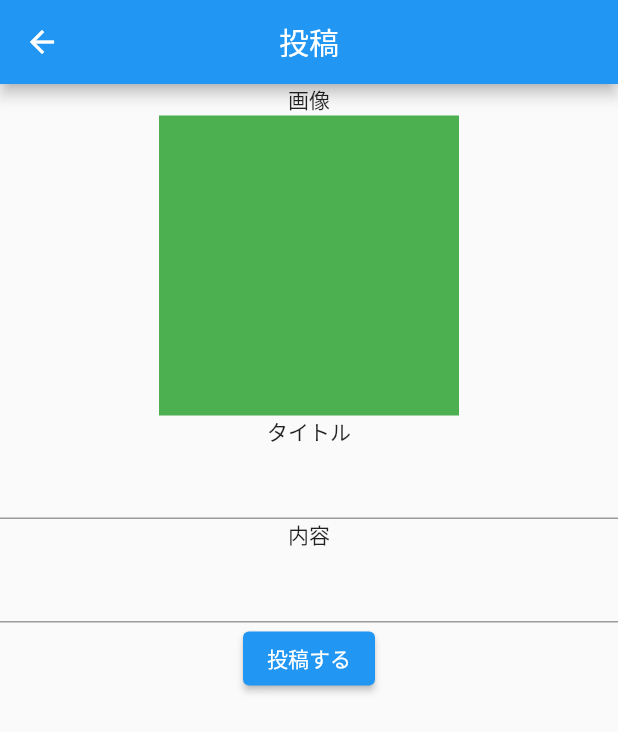
After one commit to flutteruniv/joyato, a Flutter app: the PostPage screen opened directly, on a phone screen of 412 x 824 dp. The commit adds this screen. Shown: the top 732 px of the screen. Run offline on Flutter 3.47's test engine with Material 2 defaults, Android fonts, the phone set to English and light mode, and no system bars; our stand-ins replace cloud_firestore, firebase_auth, firebase_core, flutter_riverpod, freezed_annotation, google_maps_flutter and 1 more; accounts and stored records are empty.

Commit message:
postページの作成

```diff
--- /dev/null
+++ b/lib/pages/post_page.dart
@@ -0,0 +1,37 @@
+import 'package:flutter/material.dart';
+
+class PostPage extends StatelessWidget {
+  const PostPage({super.key});
+
+  @override
+  Widget build(BuildContext context) {
+    return Scaffold(
+      appBar: AppBar(
+        centerTitle: true,
+        title: const Text('投稿'),
+      ),
+      body: Center(
+        child: Column(
+          children: [
+            const Text('画像'),
+            GestureDetector(
+              child: Container(
+                color: Colors.green,
+                width: 200,
+                height: 200,
+              ),
+              onTap: () {
+                print('🤡');
+              },
+            ),
+            const Text('タイトル'),
+            const TextField(),
+            const Text('内容'),
+            const TextField(),
+            ElevatedButton(onPressed: () {}, child: const Text('投稿する'))
+          ],
+        ),
+      ),
+    );
+  }
+}
```
Also changed, not shown: lib/pages/home_page.dart (+16 -4 lines).
